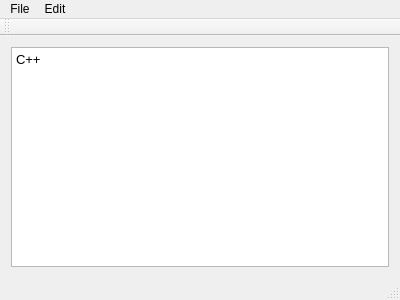
The window that cpp-lab3/mainwindow.ui (forestfart/cpp-basics-mwo) describes before a commit, drawn with Qt 5.
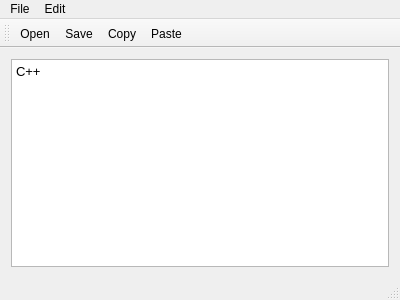
The same window after the commit.

What changed in the file:
```diff
--- a/cpp-lab3/mainwindow.ui
+++ b/cpp-lab3/mainwindow.ui
@@ -69,6 +69,10 @@
    <attribute name="toolBarBreak">
     <bool>false</bool>
    </attribute>
+   <addaction name="actionOpen"/>
+   <addaction name="actionSave"/>
+   <addaction name="actionCopy"/>
+   <addaction name="actionPaste"/>
   </widget>
   <widget class="QStatusBar" name="statusBar"/>
   <action name="actionNew">
```
Left out of the diff: 9 changed lines with no effect on the pictures.
